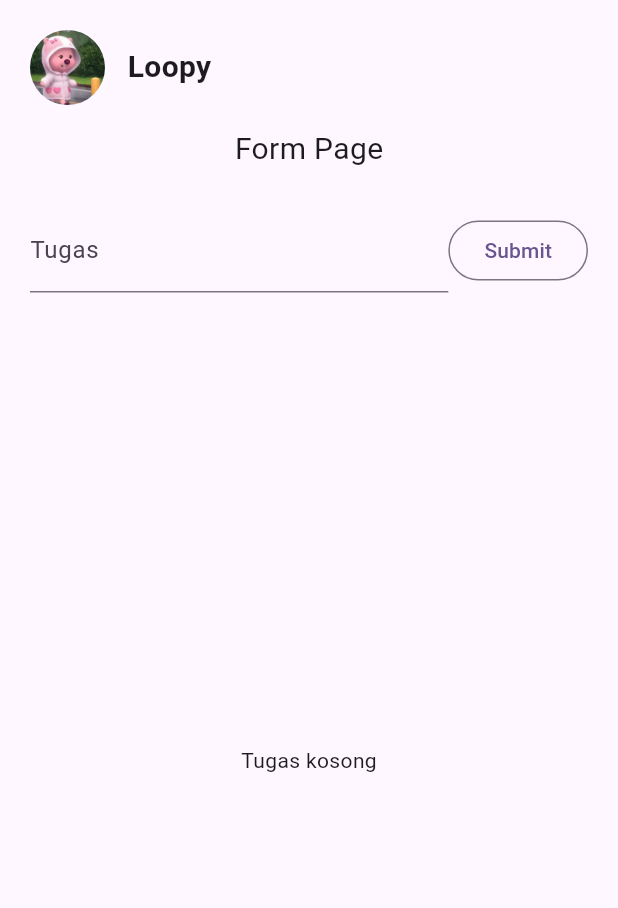
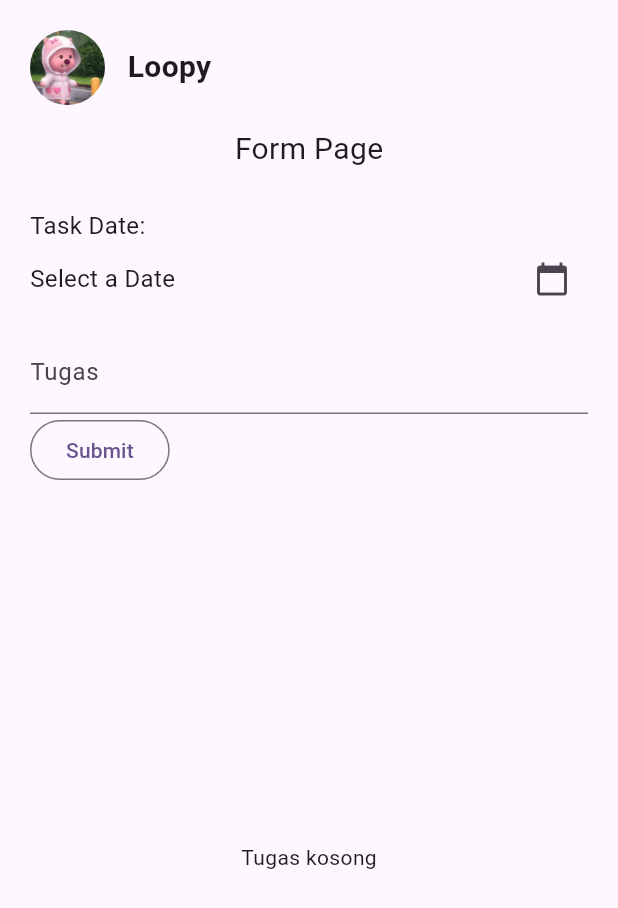
Before and after one commit to nrismawardah/TodoApp_145, a Flutter app: the screen it shows after launch, on a phone screen of 412 x 824 dp. Shown: the top 908 px of the screen. Run offline on Flutter 3.47's test engine with Material 3 defaults, Android fonts, the light colour scheme and no system bars.

Commit message:
Tambahkan tampilan untuk pilih tanggal dan waktu

```diff
--- a/lib/profile_page.dart
+++ b/lib/profile_page.dart
@@ -87,10 +87,28 @@ class _ProfilePageState extends State<ProfilePage> {
               ),
               Form(
                 key: key,
-                child: Row(
+                child: Column(
+                  crossAxisAlignment: CrossAxisAlignment.start,
+                  children: [
+                    const Text('Task Date:', style: TextStyle(fontSize: 16)),
+                    Row(
                       children: [
                         Expanded(
-                      child: TextFormField(
+                          child: Text(
+                            selectedDate == null
+                                ? 'Select a Date'
+                                : '${selectedDate!.day}-${selectedDate!.month}-${selectedDate!.year}-${selectedDate!.hour}-${selectedDate!.minute}',
+                            style: TextStyle(fontSize: 16),
+                          ),
+                        ),
+                        IconButton(
+                          icon: const Icon(Icons.calendar_today),
+                          onPressed: () => selectDate(context),
+                        ),
+                      ],
+                    ),
+                    const SizedBox(height: 10),
+                    TextFormField(
                       controller: tugasController,
                       validator: (value) {
                         if (value == null || value.isEmpty) {
@@ -102,7 +120,6 @@ class _ProfilePageState extends State<ProfilePage> {
                       decoration: InputDecoration(
                         label: Text('Tugas'),
                         hintText: 'Masukkan tugas',
-                        ),
                       ),
                     ),
                     OutlinedButton(
```
Lines whose indentation alone changed are shown as unchanged.
